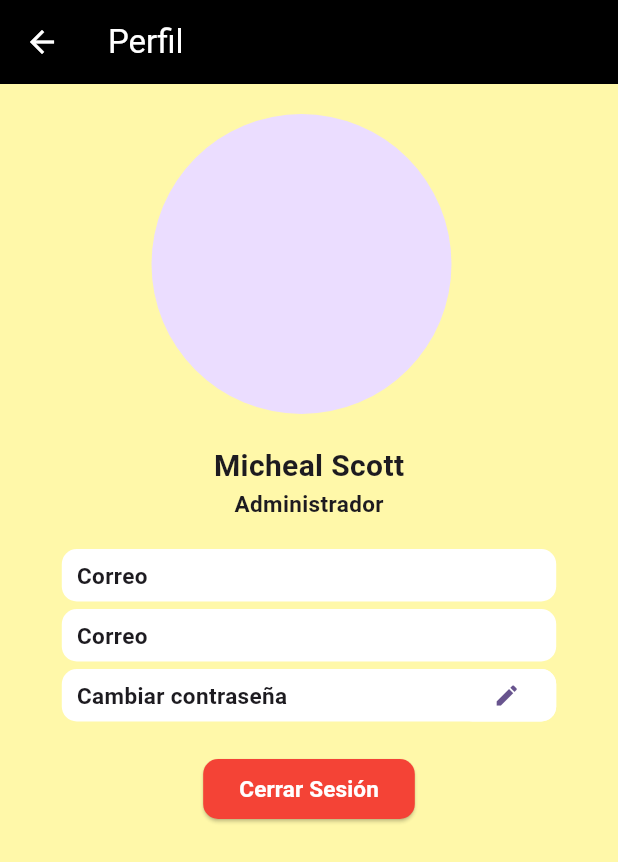
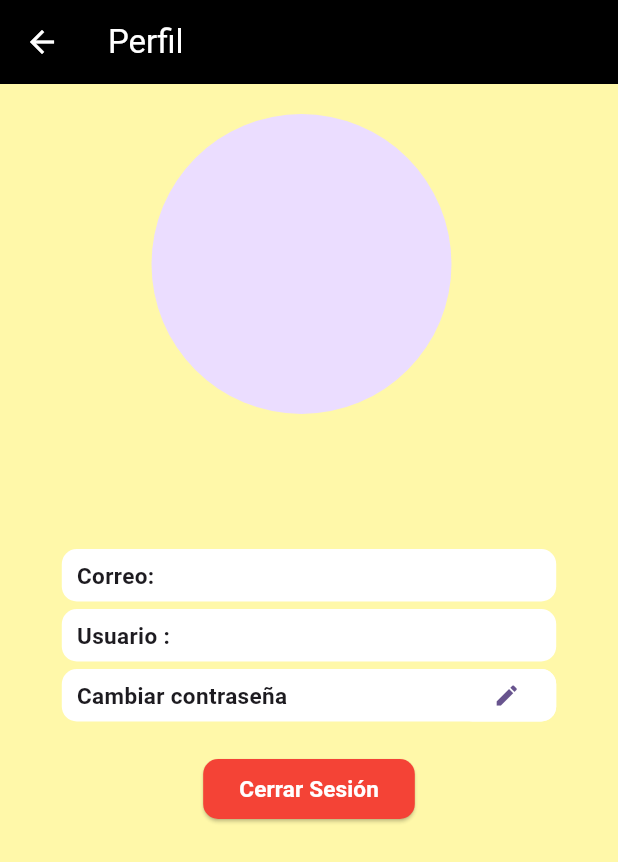
Before and after one commit to Michael-VillanuevaTorres/ProyectoBomberos, a Flutter app: the MenuPage screen opened directly, item 3 of the bottom bar chosen, after a tap on the "settings" icon, on a phone screen of 412 x 824 dp. Shown: the top 862 px of the screen. Run offline on Flutter 3.47's test engine with Material 2 defaults, Android fonts, the phone set to English and light mode, and no system bars; our stand-ins replace auto_size_text, firebase_core, firebase_messaging, flutter_dotenv, flutter_local_notifications, flutter_secure_storage and 4 more; accounts and stored records are empty; network calls fail.

Commit message:
Almacenar en shared_preferences información user

```diff
--- a/app/lib/pages/menu.dart
+++ b/app/lib/pages/menu.dart
@@ -1,3 +1,4 @@
+import 'package:app/object/users.dart';
 import 'package:app/pages/activos.dart';
 import 'package:app/pages/forms.dart';
 import 'package:app/token/accces_token-dart.dart';
@@ -8,6 +9,7 @@ import 'package:app/pages/widget.dart';
 import 'dart:convert';
 import 'package:http/http.dart' as http;
 import 'package:flutter_dotenv/flutter_dotenv.dart';
+import 'package:shared_preferences/shared_preferences.dart';
 
 import 'package:fluttertoast/fluttertoast.dart';
 
@@ -28,7 +30,7 @@ class _MenuPageState extends State<MenuPage> {
   ];
 
   final List<PreferredSizeWidget> _appbar = [
-    CustomAppBarAcceso(text: 'Formularios'),
+    CustomAppBarAcceso(text: 'Formulario Bitacora'),
     CustomAppBarAcceso(text: 'Acceso'),
     CustomAppBarAcceso(text: 'Estadísticas'),
     CustomAppBarAcceso(text: 'Bomberos'),
@@ -85,27 +87,56 @@ class home extends StatefulWidget {
 }
 
 class _homeState extends State<home> {
-  int idUser = 1; //Globals.returnID(Globals.token);
+  late User usuario;
+  //late Future<void> _initLoad;
+  //Globals.returnID(Globals.token);
   Auth auth = Auth();
-  //late Future<void> token;
-  //Future<void> loadToken() async => await auth.loadToken();
+
+  Future<void> getTokenInfo() async {
+    await auth.loadToken();
+    await getUserInfo();
+  }
+
   int warning = 2;
 
   @override
   void initState() {
     super.initState();
-    auth.loadToken();
-    //setState(() {});
+    getTokenInfo();
+  }
+
+  Future<void> getUserInfo() async {
+    try {
+      int idUser = returnId(auth.token);
+      final response = await http.get(
+        Uri.parse('http://${dotenv.env['BASE_URL']}:5000/user/${idUser}'),
+        headers: <String, String>{
+          'Content-Type': 'application/json',
+          //'Authorization': 'Bearer ${auth.token}',
+        },
+      );
+      if (response.statusCode == 200) {
+        usuario = User.fromJson(json.decode(response.body));
+
+        // Almacena la información del usuario localmente
+        SharedPreferences prefs = await SharedPreferences.getInstance();
+        prefs.setString('firstName', usuario.firstName);
+        prefs.setString('email', usuario.email);
+        prefs.setString('lastName', usuario.lastName);
+        prefs.setString('role', usuario.role);
+        prefs.setString('userName', usuario.userName);
+      }
+    } catch (e) {
+      throw Exception("Error al cargar usuario");
+    }
   }
 
   Future<void> setTime(int type) async {
+    int idUser = returnId(auth.token);
     try {
       if (type == 1) {
-        print("Token de entradas es:  ${auth.token}");
-        //await Future.delayed(const Duration(seconds: 5));
         final response = await http.post(
-          Uri.parse(
-              'http://${dotenv.env['BASE_URL']}:5000/entrytime/'), //Uri.parse('http://127.0.0.1:5000/api/v1/fecha'),
+          Uri.parse('http://${dotenv.env['BASE_URL']}:5000/entrytime/'),
           headers: <String, String>{
             'Content-Type': 'application/json',
             'Authorization': 'Bearer ${auth.token}',
@@ -167,6 +198,7 @@ class _homeState extends State<home> {
   }
 
   Future<void> setWarning() async {
+    int idUser = returnId(auth.token);
     try {
       final response = await http.patch(
         Uri.parse("http://${dotenv.env['BASE_URL']}:5000/user/${idUser}"),
--- a/app/lib/pages/perfil.dart
+++ b/app/lib/pages/perfil.dart
@@ -5,6 +5,7 @@ import 'package:app/utils/colors.dart';
 import 'package:flutter_dotenv/flutter_dotenv.dart';
 import 'package:fluttertoast/fluttertoast.dart';
 import 'package:http/http.dart' as http;
+import 'package:shared_preferences/shared_preferences.dart';
 
 class perfil extends StatefulWidget {
   const perfil({super.key});
@@ -16,7 +17,12 @@ class perfil extends StatefulWidget {
 
 class _perfilState extends State<perfil> {
   bool _mostrarIndicadorCarga = false;
-
+  String firstName = "";
+  String lastName = "";
+  String email = "";
+  String userName = "";
+  String role = "";
+  //String? firstName, lastName, email, userName, role; // = "";
   bool _obscureTextone = true;
   bool _obscureTexttwo = true;
   Auth auth = Auth();
@@ -26,7 +32,7 @@ class _perfilState extends State<perfil> {
 
   bool editar = false;
 
-  Future<void> changePassword() async {
+  Future<void> changePassword(BuildContext context) async {
     try {
       final response = await http.post(
         Uri.parse('http://${dotenv.env['BASE_URL']}:5000/user/change-password'),
@@ -49,6 +55,9 @@ class _perfilState extends State<perfil> {
             backgroundColor: Colors.green,
             textColor: Colors.white,
             fontSize: 16.0);
+        await logout(context);
+        await auth.clearToken();
+        Navigator.pushNamed(context, '/login');
       } else {
         Fluttertoast.showToast(
             msg: responseData['error'],
@@ -122,10 +131,7 @@ class _perfilState extends State<perfil> {
                       const SnackBar(content: Text('Existen campos vacios')));
                   // Validate returns true if the form is valid, or false otherwise.
                 } else {
-                  await changePassword();
-                  await logout();
-                  await auth.clearToken();
-                  Navigator.pushNamed(context, '/login');
+                  await changePassword(context);
                 }
               },
               child: const Text('Cambiar'),
@@ -136,7 +142,9 @@ class _perfilState extends State<perfil> {
     );
   }
 
-  Future<void> logout() async {
+  Future<void> logout(BuildContext context) async {
+    Navigator.pushNamed(context, '/login');
+
     setState(
       () {
         _mostrarIndicadorCarga = true;
@@ -161,6 +169,8 @@ class _perfilState extends State<perfil> {
             backgroundColor: Colors.green,
             textColor: Colors.white,
             fontSize: 16.0);
+        //await auth.clearToken();
+        Navigator.pushNamed(context, '/login');
       } else {
         Fluttertoast.showToast(
             msg: "Error al cerrar sesión",
@@ -172,7 +182,7 @@ class _perfilState extends State<perfil> {
             fontSize: 12.0);
       }
     } catch (e) {
-      throw Exception('Error Al Cerrar Sesión');
+      throw Exception(e);
     } finally {
       // Oculta el indicador de carga después de la solicitud
       setState(
@@ -183,10 +193,22 @@ class _perfilState extends State<perfil> {
     }
   }
 
+  Future<void> _obtenerInformacion(BuildContext context) async {
+    SharedPreferences prefs = await SharedPreferences.getInstance();
+    setState(() {
+      firstName = prefs.getString('firstName')!;
+      lastName = prefs.getString('lastName')!;
+      email = prefs.getString('email')!;
+      role = prefs.getString('role')!;
+      userName = prefs.getString('userName')!;
+    });
+  }
+
   @override
   void initState() {
     super.initState();
     auth.loadToken();
+    _obtenerInformacion(context);
   }
 
   @override
@@ -219,14 +241,14 @@ class _perfilState extends State<perfil> {
               ),
               Container(
                 margin: const EdgeInsets.only(top: 20),
-                child: const Text(
-                  "Micheal Scott",
+                child: Text(
+                  "$firstName $lastName",
                   style: TextStyle(fontSize: 20, fontWeight: FontWeight.bold),
                 ),
               ),
               Container(
-                child: const Text(
-                  "Administrador",
+                child: Text(
+                  role,
                   style: TextStyle(fontSize: 15, fontWeight: FontWeight.bold),
                 ),
               ),
@@ -240,8 +262,8 @@ class _perfilState extends State<perfil> {
                   borderRadius: BorderRadius.circular(10),
                 ),
                 margin: const EdgeInsets.only(top: 20),
-                child: const Text(
-                  "Correo",
+                child: Text(
+                  "Correo: $email",
                   style: TextStyle(fontSize: 15, fontWeight: FontWeight.bold),
                 ),
               ),
@@ -255,8 +277,8 @@ class _perfilState extends State<perfil> {
                   borderRadius: BorderRadius.circular(10),
                 ),
                 margin: const EdgeInsets.only(top: 5),
-                child: const Text(
-                  "Correo",
+                child: Text(
+                  "Usuario : $userName",
                   style: TextStyle(fontSize: 15, fontWeight: FontWeight.bold),
                 ),
               ),
@@ -303,9 +325,7 @@ class _perfilState extends State<perfil> {
               editar ? updatePassword(context) : const Text(""),
               ElevatedButton(
                 onPressed: () async {
-                  await logout();
-                  await auth.clearToken();
-                  Navigator.pushNamed(context, '/login');
+                  await logout(context);
                 },
                 child: const Text("Cerrar Sesión",
                     style: TextStyle(
--- a/app/pubspec.yaml
+++ b/app/pubspec.yaml
@@ -46,6 +46,7 @@ dependencies:
   flutter_local_notifications: ^16.1.0
   flutter_secure_storage: ^9.0.0
   provider: ^6.1.1
+  shared_preferences: ^2.2.2
 
 dev_dependencies:
   flutter_test:
```
Also changed, not shown: app/lib/pages/register.dart (+6 -15 lines), app/pubspec.lock, 1 other file.
